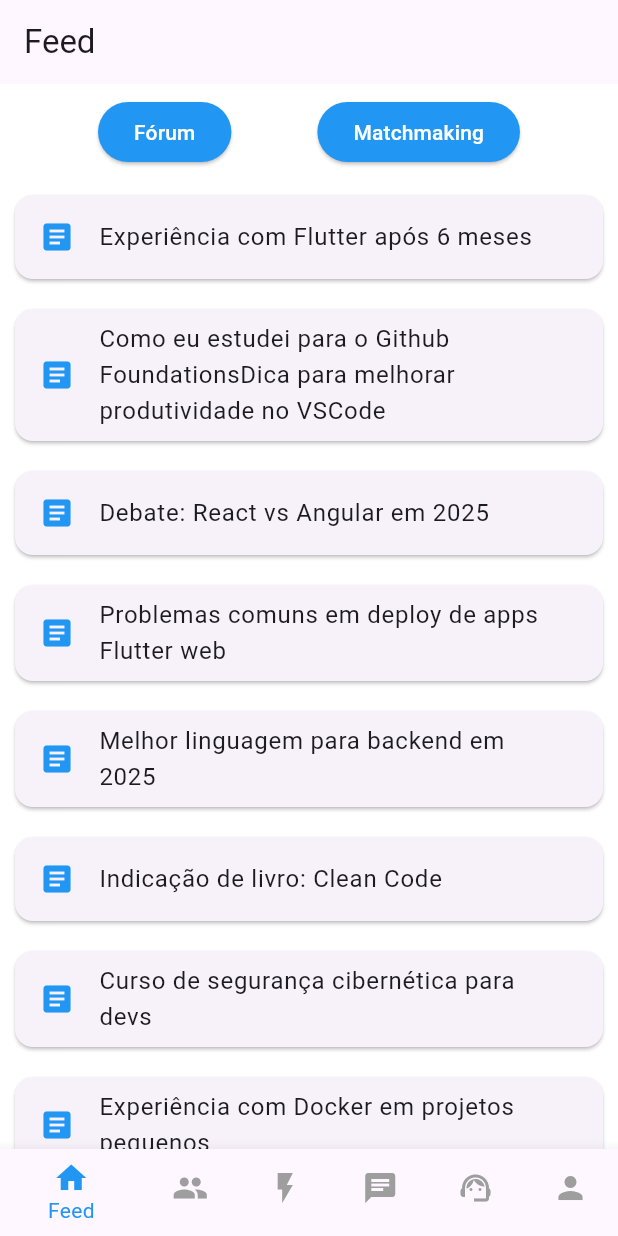
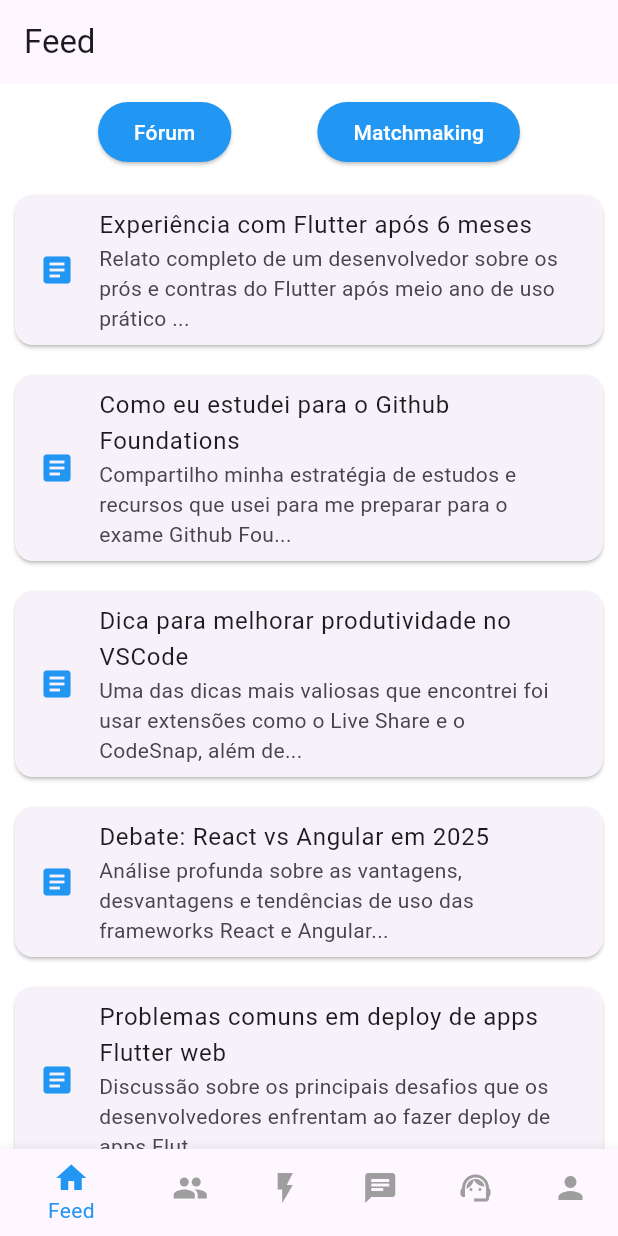
Before and after one commit to ProAnonimos/Plataforma-Profissional-Anonima-Flutter, a Flutter app: the FeedPage screen opened directly, on a phone screen of 412 x 824 dp. Run offline on Flutter 3.47's test engine with Material 3 defaults, Android fonts, the phone set to English and light mode, and no system bars.

Commit message:
refactor - tela de posts e posts clicaveis

```diff
--- a/lib/pages/conteudos.dart
+++ b/lib/pages/conteudos.dart
@@ -1,33 +1,98 @@
 import 'package:flutter/material.dart';
+import 'tela_post.dart';
 
 class NoticiasTecnologia extends StatelessWidget {
-  final List<String> noticias = [
-    "Experiência com Flutter após 6 meses",
-    "Como eu estudei para o Github Foundations"
-    "Dica para melhorar produtividade no VSCode",
-    "Debate: React vs Angular em 2025",
-    "Problemas comuns em deploy de apps Flutter web",
-    "Melhor linguagem para backend em 2025",
-    "Indicação de livro: Clean Code",
-    "Curso de segurança cibernética para devs",
-    "Experiência com Docker em projetos pequenos",
-    "Melhores sites para aprender programação grátis",
-    "Usando Git com times pequenos: dicas práticas",
-    "Debate: Vale a pena aprender Rust em 2025?",
-    "Curso rápido de desenvolvimento web com React"
+  final List<Map<String, String>> noticias = [
+    {
+      "titulo": "Experiência com Flutter após 6 meses",
+      "conteudo":
+          "Relato completo de um desenvolvedor sobre os prós e contras do Flutter após meio ano de uso prático em diversos projetos, incluindo apps para Android e iOS, além de Flutter Web. Aprendizados, desafios e dicas importantes para quem está começando.",
+    },
+    {
+      "titulo": "Como eu estudei para o Github Foundations",
+      "conteudo":
+          "Compartilho minha estratégia de estudos e recursos que usei para me preparar para o exame Github Foundations, incluindo cursos online, práticas de Git, e exemplos reais de uso em projetos colaborativos.",
+    },
+    {
+      "titulo": "Dica para melhorar produtividade no VSCode",
+      "conteudo":
+          "Uma das dicas mais valiosas que encontrei foi usar extensões como o Live Share e o CodeSnap, além de atalhos personalizados para acelerar o desenvolvimento e depuração de código.",
+    },
+    {
+      "titulo": "Debate: React vs Angular em 2025",
+      "conteudo":
+          "Análise profunda sobre as vantagens, desvantagens e tendências de uso das frameworks React e Angular em 2025, com opiniões de especialistas e dados recentes do mercado.",
+    },
+    {
+      "titulo": "Problemas comuns em deploy de apps Flutter web",
+      "conteudo":
+          "Discussão sobre os principais desafios que os desenvolvedores enfrentam ao fazer deploy de apps Flutter na web, incluindo configuração de servidores, problemas de cache e performance.",
+    },
+    {
+      "titulo": "Melhor linguagem para backend em 2025",
+      "conteudo":
+          "Comparativo das linguagens mais promissoras para desenvolvimento backend, incluindo Node.js, Go, Rust e Kotlin, com base em performance, comunidade e facilidade de aprendizado.",
+    },
+    {
+      "titulo": "Indicação de livro: Clean Code",
+      "conteudo":
+          "Resenha do livro Clean Code, explicando por que é leitura essencial para todo desenvolvedor que quer escrever código limpo, legível e sustentável.",
+    },
+    {
+      "titulo": "Curso de segurança cibernética para devs",
+      "conteudo":
+          "Recomendações de cursos online para desenvolvedores que querem aprofundar seus conhecimentos em segurança cibernética, incluindo tópicos como criptografia, ataques comuns e melhores práticas.",
+    },
+    {
+      "titulo": "Experiência com Docker em projetos pequenos",
+      "conteudo":
+          "Como usar Docker para facilitar o desenvolvimento e deployment de projetos pequenos, com exemplos práticos de configuração e dicas para evitar erros comuns.",
+    },
+    {
+      "titulo": "Melhores sites para aprender programação grátis",
+      "conteudo":
+          "Lista atualizada dos melhores sites para aprender programação sem custo, incluindo plataformas com cursos, tutoriais e exercícios práticos para diferentes níveis.",
+    },
   ];
+
+  final Function(Map<String, String>)? onPostTap;
+
+  NoticiasTecnologia({this.onPostTap});
 
   @override
   Widget build(BuildContext context) {
     return ListView.builder(
       itemCount: noticias.length,
-      itemBuilder: (context, index) => Card(
-        margin: EdgeInsets.all(10),
-        child: ListTile(
-          leading: Icon(Icons.article, color: Colors.blue),
-          title: Text(noticias[index]),
-        ),
-      ),
+      itemBuilder: (context, index) {
+        final noticia = noticias[index];
+        return Card(
+          margin: EdgeInsets.all(10),
+          child: ListTile(
+            leading: Icon(Icons.article, color: Colors.blue),
+            title: Text(noticia["titulo"]!),
+            subtitle: Text(
+              noticia["conteudo"]!.length > 100
+                  ? noticia["conteudo"]!.substring(0, 100) + "..."
+                  : noticia["conteudo"]!,
+            ),
+            onTap: () {
+              if (onPostTap != null) {
+                onPostTap!(noticia);
+              } else {
+                Navigator.push(
+                  context,
+                  MaterialPageRoute(
+                    builder: (_) => TelaPost(
+                      titulo: noticia["titulo"]!,
+                      conteudo: noticia["conteudo"]!,
+                    ),
+                  ),
+                );
+              }
+            },
+          ),
+        );
+      },
     );
   }
 }
--- a/lib/pages/feed_page.dart
+++ b/lib/pages/feed_page.dart
@@ -13,6 +13,7 @@ class FeedPage extends StatefulWidget {
 
 class _FeedPageState extends State<FeedPage> {
   int _currentIndex = 0;
+  Map<String, String>? _postSelecionado; // post aberto
 
   final List<Widget> _pages = [
     NoticiasTecnologia(),
@@ -42,11 +43,42 @@ class _FeedPageState extends State<FeedPage> {
     }
   }
 
+  void abrirPost(Map<String, String> post) {
+    setState(() {
+      _postSelecionado = post;
+    });
+  }
+
+  void fecharPost() {
+    setState(() {
+      _postSelecionado = null;
+    });
+  }
+
   @override
   Widget build(BuildContext context) {
     return Scaffold(
-      appBar: AppBar(title: Text(getTitle(_currentIndex))),
-      body: Column(
+      appBar: AppBar(
+        title: Text(
+          _postSelecionado != null
+              ? _postSelecionado!['titulo']!
+              : getTitle(_currentIndex),
+        ),
+        leading: _postSelecionado != null
+            ? BackButton(onPressed: fecharPost)
+            : null,
+      ),
+      body: _postSelecionado != null
+          ? Padding(
+              padding: EdgeInsets.all(16),
+              child: SingleChildScrollView(
+                child: Text(
+                  _postSelecionado!['conteudo']!,
+                  style: TextStyle(fontSize: 16),
+                ),
+              ),
+            )
+          : Column(
               children: [
                 if (_currentIndex == 0)
                   Padding(
@@ -62,7 +94,6 @@ class _FeedPageState extends State<FeedPage> {
                           onPressed: () {
                             setState(() => _currentIndex = 2);
                           },
-
                           child: Text("Fórum"),
                         ),
                         ElevatedButton(
@@ -78,14 +109,23 @@ class _FeedPageState extends State<FeedPage> {
                       ],
                     ),
                   ),
-          Expanded(child: _pages[_currentIndex]),
+                Expanded(
+                  child: _currentIndex == 0
+                      ? NoticiasTecnologia(onPostTap: abrirPost)
+                      : _pages[_currentIndex],
+                ),
               ],
             ),
       bottomNavigationBar: BottomNavigationBar(
         currentIndex: _currentIndex,
         selectedItemColor: Colors.blue,
         unselectedItemColor: Colors.grey,
-        onTap: (index) => setState(() => _currentIndex = index),
+        onTap: (index) {
+          if (_postSelecionado != null) {
+            fecharPost();
+          }
+          setState(() => _currentIndex = index);
+        },
         items: [
           BottomNavigationBarItem(icon: Icon(Icons.home), label: "Feed"),
           BottomNavigationBarItem(
@@ -105,7 +145,6 @@ class _FeedPageState extends State<FeedPage> {
   }
 }
 
-class ForumPageWithScaffold extends StatelessWidget {
 final List<Map<String, String>> forums = [
   {
     "nome": "Flutter",
@@ -151,4 +190,3 @@ class ForumPageWithScaffold extends StatelessWidget {
     ),
   );
 }
-}
--- /dev/null
+++ b/lib/pages/tela_post.dart
@@ -0,0 +1,19 @@
+import 'package:flutter/material.dart';
+
+class TelaPost extends StatelessWidget {
+  final String titulo;
+  final String conteudo;
+
+  TelaPost({required this.titulo, required this.conteudo});
+
+  @override
+  Widget build(BuildContext context) {
+    return Scaffold(
+      appBar: AppBar(title: Text(titulo)),
+      body: Padding(
+        padding: const EdgeInsets.all(16.0),
+        child: Text(conteudo, style: TextStyle(fontSize: 16)),
+      ),
+    );
+  }
+}
```
Lines whose indentation alone changed are shown as unchanged.
